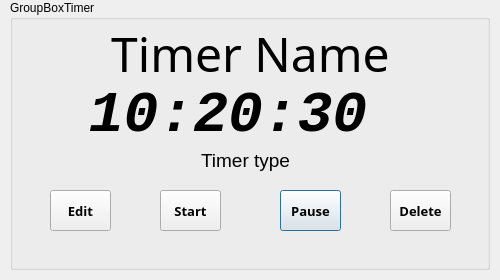
Qt form lab2/lab2-qt/showtimer.ui (Megarekrut65/OOP-labs) before a commit.
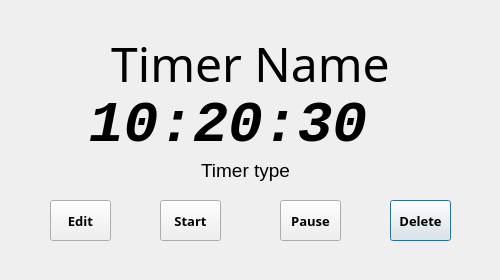
The same form after that commit.

Commit message: added writing timer to file and reading timer from file

```diff
--- a/lab2/lab2-qt/showtimer.ui
+++ b/lab2/lab2-qt/showtimer.ui
@@ -31,38 +31,92 @@
   <property name="windowTitle">
    <string>Dialog</string>
   </property>
-  <widget class="QGroupBox" name="groupBoxTimer">
+  <widget class="QPushButton" name="btnDelete">
    <property name="enabled">
     <bool>true</bool>
    </property>
    <property name="geometry">
     <rect>
-     <x>10</x>
-     <y>0</y>
-     <width>480</width>
-     <height>270</height>
+     <x>390</x>
+     <y>200</y>
+     <width>61</width>
+     <height>41</height>
     </rect>
    </property>
-   <property name="minimumSize">
-    <size>
-     <width>480</width>
-     <height>270</height>
-    </size>
+   <property name="font">
+    <font>
+     <family>Yu Mincho Demibold</family>
+     <pointsize>10</pointsize>
+     <weight>75</weight>
+     <bold>true</bold>
+    </font>
    </property>
-   <property name="maximumSize">
-    <size>
-     <width>480</width>
-     <height>270</height>
-    </size>
+   <property name="cursor">
+    <cursorShape>PointingHandCursor</cursorShape>
    </property>
-   <property name="title">
-    <string>GroupBoxTimer</string>
+   <property name="text">
+    <string>Delete</string>
    </property>
+  </widget>
+  <widget class="QPushButton" name="btnEdit">
+   <property name="enabled">
+    <bool>true</bool>
+   </property>
+   <property name="geometry">
+    <rect>
+     <x>50</x>
+     <y>200</y>
+     <width>61</width>
+     <height>41</height>
+    </rect>
+   </property>
+   <property name="font">
+    <font>
+     <family>Yu Mincho Demibold</family>
+     <pointsize>10</pointsize>
+     <weight>75</weight>
+     <bold>true</bold>
+    </font>
+   </property>
+   <property name="cursor">
+    <cursorShape>PointingHandCursor</cursorShape>
+   </property>
+   <property name="text">
+    <string>Edit</string>
+   </property>
+  </widget>
+  <widget class="QPushButton" name="btnPause">
+   <property name="enabled">
+    <bool>true</bool>
+   </property>
+   <property name="geometry">
+    <rect>
+     <x>280</x>
+     <y>200</y>
+     <width>61</width>
+     <height>41</height>
+    </rect>
+   </property>
+   <property name="font">
+    <font>
+     <family>Yu Mincho Demibold</family>
+     <pointsize>10</pointsize>
+     <weight>75</weight>
+     <bold>true</bold>
+    </font>
+   </property>
+   <property name="cursor">
+    <cursorShape>PointingHandCursor</cursorShape>
+   </property>
+   <property name="text">
+    <string>Pause</string>
+   </property>
+  </widget>
    <widget class="QLabel" name="lblTimer">
     <property name="geometry">
      <rect>
-      <x>0</x>
-      <y>80</y>
+     <x>10</x>
+     <y>90</y>
       <width>471</width>
       <height>71</height>
      </rect>
@@ -90,41 +144,14 @@
      <bool>false</bool>
     </property>
    </widget>
-   <widget class="QPushButton" name="btnPause">
-    <property name="enabled">
-     <bool>true</bool>
-    </property>
-    <property name="geometry">
-     <rect>
-      <x>270</x>
-      <y>190</y>
-      <width>61</width>
-      <height>41</height>
-     </rect>
-    </property>
-    <property name="font">
-     <font>
-      <family>Yu Mincho Demibold</family>
-      <pointsize>10</pointsize>
-      <weight>75</weight>
-      <bold>true</bold>
-     </font>
-    </property>
-    <property name="cursor">
-     <cursorShape>PointingHandCursor</cursorShape>
-    </property>
-    <property name="text">
-     <string>Pause</string>
-    </property>
-   </widget>
    <widget class="QPushButton" name="btnStart">
     <property name="enabled">
      <bool>true</bool>
     </property>
     <property name="geometry">
      <rect>
-      <x>150</x>
-      <y>190</y>
+     <x>160</x>
+     <y>200</y>
       <width>61</width>
       <height>41</height>
      </rect>
@@ -147,8 +174,8 @@
    <widget class="QLabel" name="lblTimerName">
     <property name="geometry">
      <rect>
-      <x>0</x>
-      <y>20</y>
+     <x>10</x>
+     <y>30</y>
       <width>481</width>
       <height>61</height>
      </rect>
@@ -190,65 +217,11 @@
      <set>Qt::LinksAccessibleByKeyboard</set>
     </property>
    </widget>
-   <widget class="QPushButton" name="btnEdit">
-    <property name="enabled">
-     <bool>true</bool>
-    </property>
-    <property name="geometry">
-     <rect>
-      <x>40</x>
-      <y>190</y>
-      <width>61</width>
-      <height>41</height>
-     </rect>
-    </property>
-    <property name="font">
-     <font>
-      <family>Yu Mincho Demibold</family>
-      <pointsize>10</pointsize>
-      <weight>75</weight>
-      <bold>true</bold>
-     </font>
-    </property>
-    <property name="cursor">
-     <cursorShape>PointingHandCursor</cursorShape>
-    </property>
-    <property name="text">
-     <string>Edit</string>
-    </property>
-   </widget>
-   <widget class="QPushButton" name="btnDelete">
-    <property name="enabled">
-     <bool>true</bool>
-    </property>
-    <property name="geometry">
-     <rect>
-      <x>380</x>
-      <y>190</y>
-      <width>61</width>
-      <height>41</height>
-     </rect>
-    </property>
-    <property name="font">
-     <font>
-      <family>Yu Mincho Demibold</family>
-      <pointsize>10</pointsize>
-      <weight>75</weight>
-      <bold>true</bold>
-     </font>
-    </property>
-    <property name="cursor">
-     <cursorShape>PointingHandCursor</cursorShape>
-    </property>
-    <property name="text">
-     <string>Delete</string>
-    </property>
-   </widget>
    <widget class="QLabel" name="lblType">
     <property name="geometry">
      <rect>
-      <x>180</x>
-      <y>150</y>
+     <x>190</x>
+     <y>160</y>
       <width>111</width>
       <height>21</height>
      </rect>
@@ -264,7 +237,6 @@
     <property name="alignment">
      <set>Qt::AlignCenter</set>
     </property>
-   </widget>
   </widget>
  </widget>
  <resources/>
```
Lines whose indentation alone changed are shown as unchanged. The commit also changes 12 other files.
